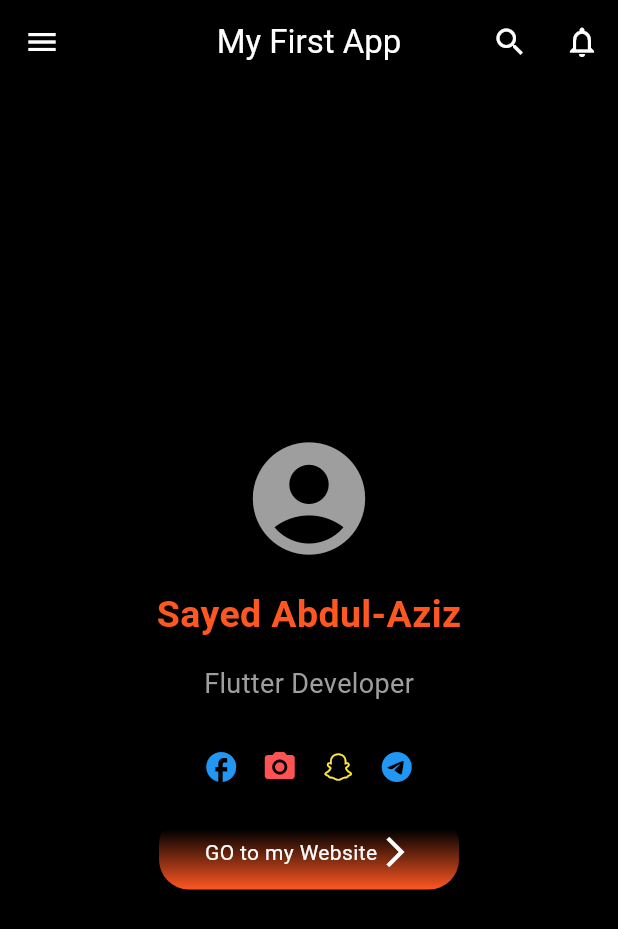
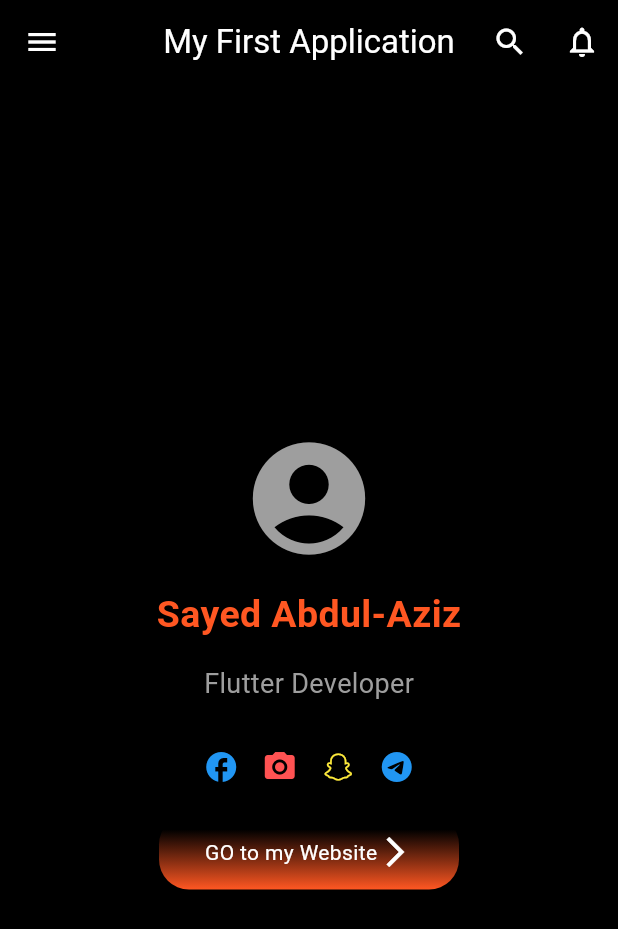
Before and after one commit to sayedabdul-aziz/EraaSoft-114, a Flutter app: the screen it shows after launch, on a phone screen of 412 x 824 dp. Shown: the top 929 px of the screen. Run offline on Flutter 3.47's test engine with Material 3 defaults, Android fonts, the phone set to English and light mode, and no system bars.

Commit message:
update session 1

```diff
--- a/my_first_app/lib/first_screen.dart
+++ b/my_first_app/lib/first_screen.dart
@@ -16,7 +16,7 @@ class FirstScreen extends StatelessWidget {
               icon: const Icon(Icons.menu, color: Colors.white)),
           centerTitle: true,
           title: const Text(
-            'My First App',
+            'My First Application',
             style: TextStyle(color: Colors.white),
           ),
           actions: [
```
